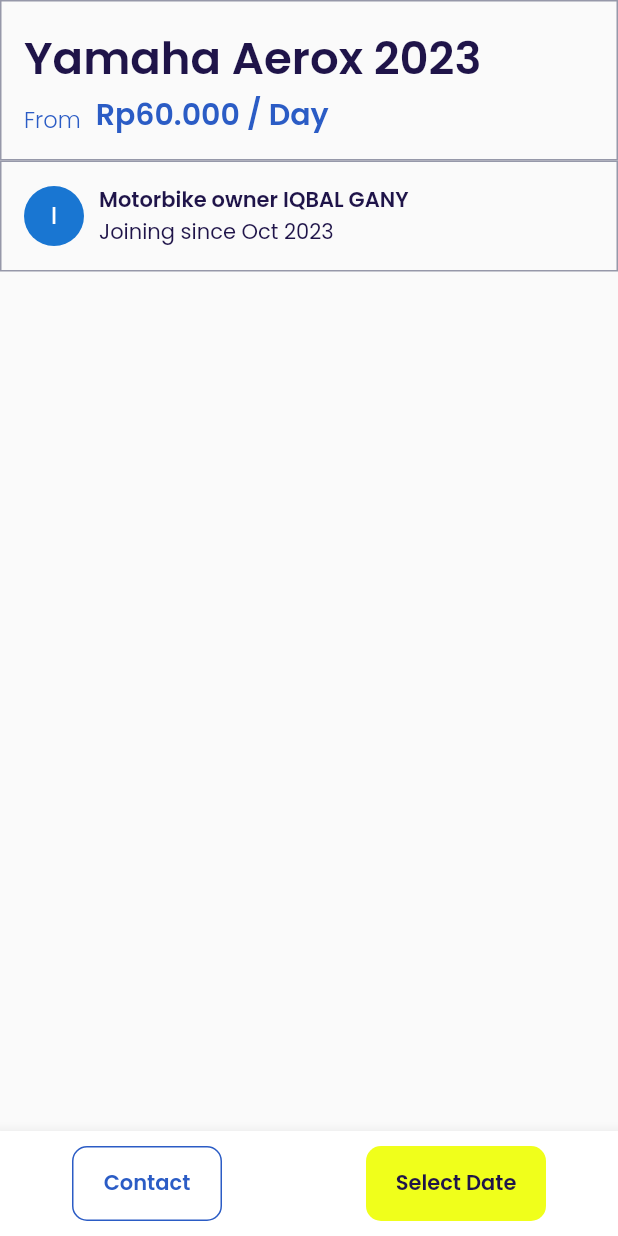
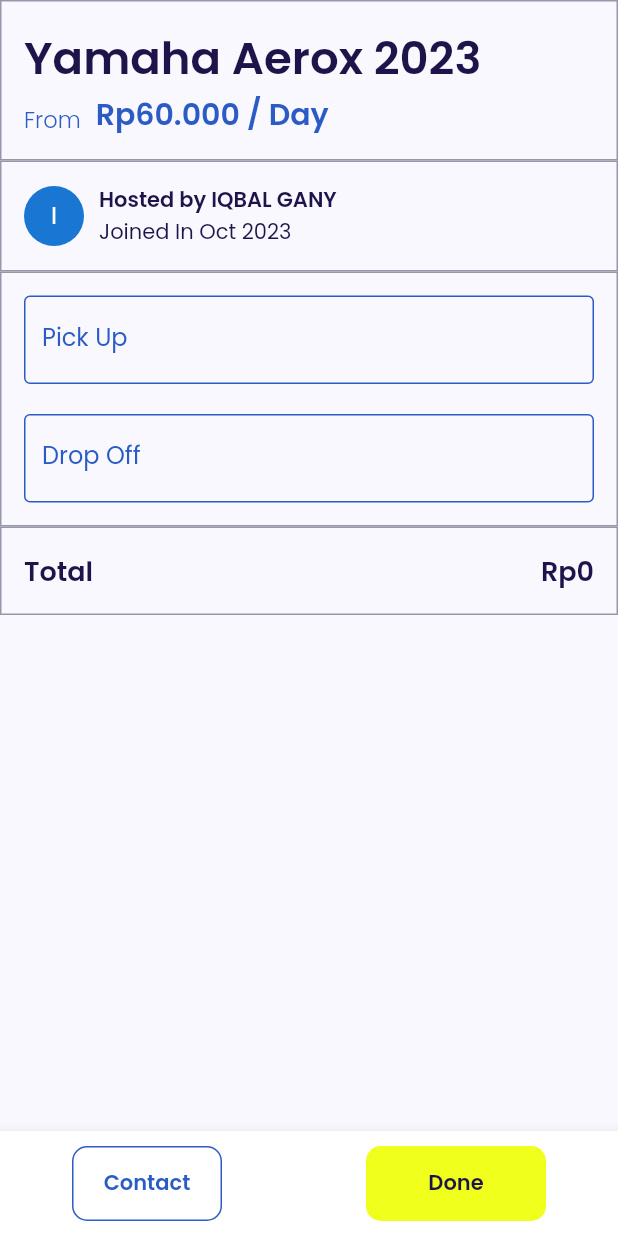
Before and after one commit to iqbalgany/aplikasi_penyewaan_kendaraan_motor, a Flutter app: the HomeScreen screen opened directly, after a tap on an icon or button, on a phone screen of 412 x 824 dp. Run offline on Flutter 3.47's test engine with Material 2 defaults, Android fonts, the phone set to English and light mode, and no system bars; our stand-ins replace dio, google_fonts, shared_preferences; accounts and stored records are empty.

Commit message:
detail screen update

```diff
--- a/aplikasi_penyewaan_motor/lib/views/screens/detail_screen.dart
+++ b/aplikasi_penyewaan_motor/lib/views/screens/detail_screen.dart
@@ -1,12 +1,22 @@
+import 'package:aplikasi_penyewaan_motor/providers/detail_screen_provider.dart';
 import 'package:aplikasi_penyewaan_motor/utils/theme.dart';
+import 'package:aplikasi_penyewaan_motor/views/screens/main_screen.dart';
 import 'package:flutter/material.dart';
+import 'package:provider/provider.dart';
 
-class DetailScreen extends StatelessWidget {
+class DetailScreen extends StatefulWidget {
   const DetailScreen({super.key});
 
   @override
+  State<DetailScreen> createState() => _DetailScreenState();
+}
+
+class _DetailScreenState extends State<DetailScreen> {
+  @override
   Widget build(BuildContext context) {
-    return Scaffold(
+    final provider = Provider.of<DetailScreenProvider>(context, listen: false);
+    return SafeArea(
+      child: Scaffold(
         body: ListView(
           children: [
             Image.asset('assets/images/yamaha_aerox.png'),
@@ -68,24 +78,113 @@
                         crossAxisAlignment: CrossAxisAlignment.start,
                         children: [
                           Text(
-                          'Motorbike owner IQBAL GANY',
+                            'Hosted by IQBAL GANY',
                             style: blackTextStyle.copyWith(
                               fontWeight: semiBold,
                             ),
                           ),
                           Text(
-                          'Joining since Oct 2023',
+                            'Joined In Oct 2023',
                             style: blackTextStyle,
                           ),
                         ],
                       )
                     ],
-                )
+                  ),
+                ],
+              ),
+            ),
+            Container(
+              padding: EdgeInsets.all(15),
+              decoration: BoxDecoration(
+                border: Border.all(color: kGreyColor),
+              ),
+              child: Column(
+                crossAxisAlignment: CrossAxisAlignment.start,
+                children: [
+                  InkWell(
+                    onTap: () => provider.selectDate(
+                        context, provider.startDateController, true),
+                    child: AbsorbPointer(
+                      child: TextField(
+                        controller: provider.startDateController,
+                        decoration: InputDecoration(
+                          labelText: 'Pick Up',
+                          labelStyle: blueTextStyle,
+                          enabledBorder: OutlineInputBorder(
+                            borderSide: BorderSide(
+                              color: kBlueColor,
+                            ),
+                          ),
+                          focusedBorder: OutlineInputBorder(
+                            borderSide: BorderSide(
+                              color: kBlueColor,
+                            ),
+                          ),
+                        ),
+                      ),
+                    ),
+                  ),
+                  SizedBox(height: 20),
+                  InkWell(
+                    onTap: () => provider.selectDate(
+                        context, provider.endDateController, false),
+                    child: AbsorbPointer(
+                      child: TextField(
+                        controller: provider.endDateController,
+                        decoration: InputDecoration(
+                          labelText: 'Drop Off',
+                          labelStyle: blueTextStyle,
+                          enabledBorder: OutlineInputBorder(
+                            borderSide: BorderSide(
+                              color: kBlueColor,
+                            ),
+                          ),
+                          focusedBorder: OutlineInputBorder(
+                            borderSide: BorderSide(
+                              color: kBlueColor,
+                            ),
+                          ),
+                        ),
+                      ),
+                    ),
+                  ),
+                ],
+              ),
+            ),
+            Container(
+              padding: EdgeInsets.all(15),
+              decoration: BoxDecoration(
+                border: Border.all(color: kGreyColor),
+              ),
+              child: Row(
+                mainAxisAlignment: MainAxisAlignment.spaceBetween,
+                children: [
+                  Text(
+                    'Total',
+                    style: blackTextStyle.copyWith(
+                      fontWeight: semiBold,
+                      fontSize: 18,
+                    ),
+                  ),
+                  Consumer<DetailScreenProvider>(
+                    builder: (context, provider, child) {
+                      return Text(
+                        "Rp${provider.cost.toString()}",
+                        style: blackTextStyle.copyWith(
+                          fontWeight: semiBold,
+                          fontSize: 18,
+                        ),
+                      );
+                    },
+                  ),
                 ],
               ),
             ),
           ],
         ),
+
+        /// Bottom App Bar
         bottomNavigationBar: BottomAppBar(
           child: Row(
             mainAxisAlignment: MainAxisAlignment.spaceAround,
@@ -102,7 +201,7 @@
                 ),
                 child: TextButton(
                   onPressed: () {
-                  // Hubungi
+                    /// Contact
                   },
                   child: Text(
                     'Contact',
@@ -124,10 +223,17 @@
                 ),
                 child: TextButton(
                   onPressed: () {
-                  // Hubungi
+                    /// Done
+                    Navigator.push(
+                        context,
+                        MaterialPageRoute(
+                          builder: (context) => MainScreen(),
+                        ));
+                    provider.startDateController.clear();
+                    provider.endDateController.clear();
                   },
                   child: Text(
-                  'Select Date',
+                    'Done',
                     style: blackTextStyle.copyWith(
                       fontWeight: semiBold,
                     ),
@@ -137,6 +243,7 @@
             ],
           ),
         ),
+      ),
     );
   }
 }
--- a/aplikasi_penyewaan_motor/lib/views/screens/splash_screen.dart
+++ b/aplikasi_penyewaan_motor/lib/views/screens/splash_screen.dart
@@ -1,5 +1,6 @@
 import 'dart:async';
 
+import 'package:aplikasi_penyewaan_motor/views/screens/sign_in_screen.dart';
 import 'package:flutter/material.dart';
 import 'package:aplikasi_penyewaan_motor/utils/theme.dart';
 
@@ -16,7 +17,11 @@
     Timer(
       Duration(seconds: 3),
       () {
-        Navigator.pushReplacementNamed(context, '/sign-in-screen');
+        Navigator.pushReplacement(
+            context,
+            MaterialPageRoute(
+              builder: (context) => LoginScreen(),
+            ));
       },
     );
     super.initState();
--- a/aplikasi_penyewaan_motor/pubspec.yaml
+++ b/aplikasi_penyewaan_motor/pubspec.yaml
@@ -39,7 +39,7 @@
   dio: ^5.3.3
   provider: ^6.0.5
   shared_preferences: ^2.2.2
-  currency_text_input_formatter: ^2.1.10
+  intl: ^0.18.1
 
 dev_dependencies:
   flutter_test:
```
Also changed, not shown: aplikasi_penyewaan_motor/lib/main.dart (+10 -8 lines), aplikasi_penyewaan_motor/lib/providers/detail_screen_provider.dart (added, +36 -0 lines), aplikasi_penyewaan_motor/lib/views/screens/sign_in_screen.dart (+7 -1 lines), aplikasi_penyewaan_motor/pubspec.lock. Lines whose indentation alone changed are shown as unchanged.
